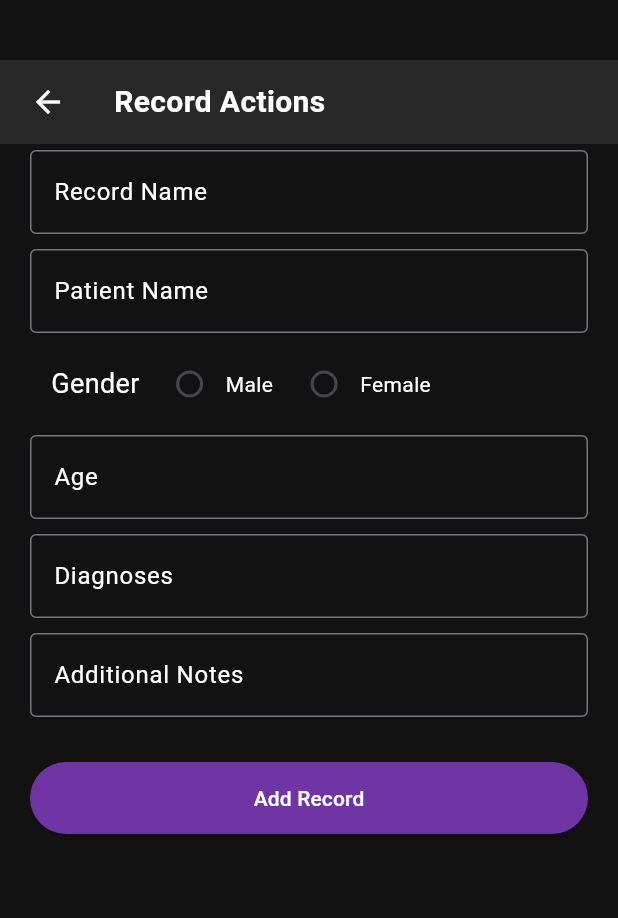
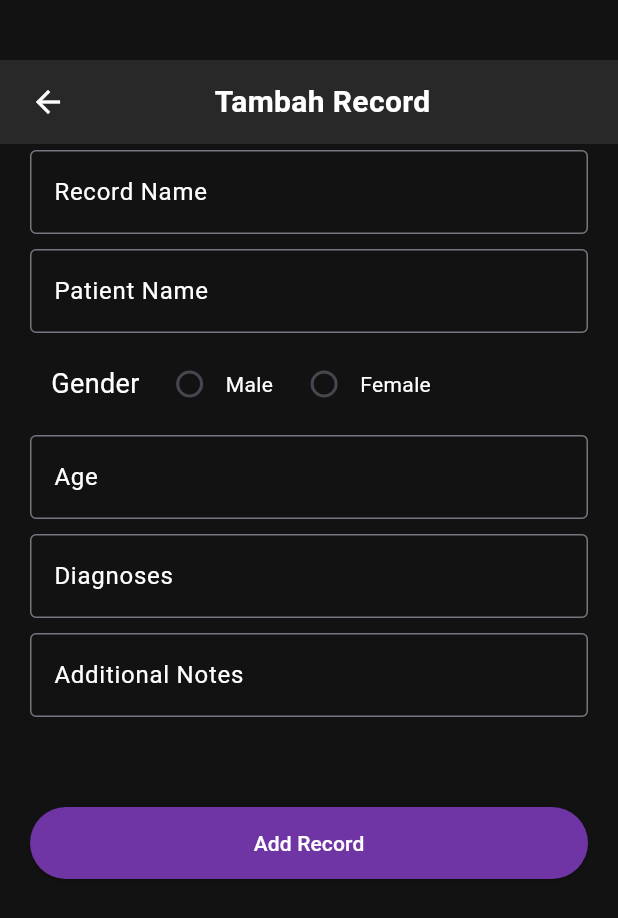
Before and after one commit to Sistem-Informasi-Rumah-Sakit-2024/md-sirs, a Flutter app: the RecordActionsView screen opened by its route, on a phone screen of 412 x 824 dp. Shown: the top 918 px of the screen. Run offline on Flutter 3.47's test engine with Material 3 defaults, Android fonts, the phone set to English and light mode, and no system bars; our stand-ins replace cloud_firestore, firebase_auth, firebase_core, get, shimmer; missing offline and left inert: panara_dialogs; accounts and stored records are empty; statements that could not run were skipped.

Commit message:
Refactor RecordActionsController to add record and save record functionality

```diff
--- a/lib/app/modules/records/record_actions/views/record_actions_view.dart
+++ b/lib/app/modules/records/record_actions/views/record_actions_view.dart
@@ -2,6 +2,7 @@ import 'package:flutter/material.dart';
 import 'package:flutter/widgets.dart';
 
 import 'package:get/get.dart';
+import 'package:sirs/app/modules/records/record_actions/views/widgets/textfield_add_record.dart';
 import 'package:sirs/app/utils/constants.dart';
 
 import '../controllers/record_actions_controller.dart';
@@ -24,6 +25,7 @@ class RecordActionsView extends GetView<RecordActionsController> {
               height: 56,
               color: kPrimaryDark200,
               child: Row(
+                mainAxisAlignment: MainAxisAlignment.spaceBetween,
                 children: [
                   IconButton(
                     onPressed: () {
@@ -34,15 +36,15 @@ class RecordActionsView extends GetView<RecordActionsController> {
                       color: Colors.white,
                     ),
                   ),
-                  const SizedBox(width: 20),
-                  const Text(
-                    'Record Actions',
-                    style: TextStyle(
+                  Text(
+                    '${controller.pageType.value == PageType.DETAIL ? 'Detail' : controller.pageType.value == PageType.TAMBAH ? 'Tambah' : 'Edit'} Record',
+                    style: const TextStyle(
                       fontSize: 20,
                       fontWeight: FontWeight.bold,
                       color: Colors.white,
                     ),
                   ),
+                  const SizedBox(width: 30),
                 ],
               ),
             ),
@@ -56,6 +58,8 @@ class RecordActionsView extends GetView<RecordActionsController> {
             crossAxisAlignment: CrossAxisAlignment.start,
             children: [
               TextFieldInputRecord(
+                enabled:
+                    controller.pageType.value != PageType.DETAIL ? true : false,
                 controller: controller,
                 textController: controller.recordNameController,
                 keyboardType: TextInputType.text,
@@ -64,6 +68,8 @@ class RecordActionsView extends GetView<RecordActionsController> {
               ),
               const SizedBox(height: 10),
               TextFieldInputRecord(
+                enabled:
+                    controller.pageType.value != PageType.DETAIL ? true : false,
                 controller: controller,
                 textController: controller.patientIndexController,
                 keyboardType: TextInputType.text,
@@ -71,13 +77,15 @@ class RecordActionsView extends GetView<RecordActionsController> {
                 textInputAction: TextInputAction.next,
               ),
               const SizedBox(height: 10),
-              Obx(
+              controller.pageType.value != PageType.DETAIL
+                  ? Obx(
                       () => Row(
                         mainAxisAlignment: MainAxisAlignment.start,
                         children: [
                           const SizedBox(width: 14),
                           const Text('Gender  ',
-                        style: TextStyle(fontSize: 18, color: Colors.white)),
+                              style:
+                                  TextStyle(fontSize: 18, color: Colors.white)),
                           Radio(
                             activeColor: kPrimaryblue500,
                             value: 'M',
@@ -86,7 +94,8 @@ class RecordActionsView extends GetView<RecordActionsController> {
                               controller.selectedGender.value = value as String;
                             },
                           ),
-                    Text('Male', style: TextStyle(color: Colors.white)),
+                          const Text('Male',
+                              style: TextStyle(color: Colors.white)),
                           const SizedBox(width: 10),
                           Radio(
                             activeColor: kPrimaryblue500,
@@ -96,12 +105,30 @@ class RecordActionsView extends GetView<RecordActionsController> {
                               controller.selectedGender.value = value as String;
                             },
                           ),
-                    Text('Female', style: TextStyle(color: Colors.white)),
+                          const Text('Female',
+                              style: TextStyle(color: Colors.white)),
                         ],
+                      ),
+                    )
+                  : TextField(
+                      enabled: false,
+                      textAlign: TextAlign.center,
+                      controller: controller.sexController,
+                      cursorColor: Colors.white,
+                      style: const TextStyle(color: Colors.white),
+                      decoration: const InputDecoration(
+                        floatingLabelAlignment: FloatingLabelAlignment.center,
+                        border: OutlineInputBorder(),
+                        labelText: 'Gender',
+                        labelStyle: TextStyle(
+                          color: Colors.white,
+                        ),
                       ),
                     ),
               const SizedBox(height: 10),
               TextFieldInputRecord(
+                enabled:
+                    controller.pageType.value != PageType.DETAIL ? true : false,
                 controller: controller,
                 textController: controller.ageController,
                 keyboardType: TextInputType.number,
@@ -110,6 +137,8 @@ class RecordActionsView extends GetView<RecordActionsController> {
               ),
               const SizedBox(height: 10),
               TextFieldInputRecord(
+                enabled:
+                    controller.pageType.value != PageType.DETAIL ? true : false,
                 controller: controller,
                 textController: controller.diagnosesController,
                 keyboardType: TextInputType.text,
@@ -118,15 +147,17 @@ class RecordActionsView extends GetView<RecordActionsController> {
               ),
               const SizedBox(height: 10),
               TextFieldInputRecord(
+                enabled:
+                    controller.pageType.value != PageType.DETAIL ? true : false,
                 controller: controller,
                 textController: controller.additionalNotesController,
                 keyboardType: TextInputType.text,
                 title: 'Additional Notes',
                 textInputAction: TextInputAction.done,
               ),
-              const SizedBox(height: 10),
-              const SizedBox(height: 20),
-              ElevatedButton(
+              const SizedBox(height: 60),
+              controller.pageType.value == PageType.TAMBAH
+                  ? ElevatedButton(
                       onPressed: () {
                         controller.addRecord(
                           controller.recordNameController.text,
@@ -140,14 +171,39 @@ class RecordActionsView extends GetView<RecordActionsController> {
                       style: ElevatedButton.styleFrom(
                         backgroundColor: kPrimaryblue500,
                         fixedSize: Size(MediaQuery.of(context).size.width, 48),
-                  padding:
-                      const EdgeInsets.symmetric(horizontal: 20, vertical: 10),
+                        padding: const EdgeInsets.symmetric(
+                            horizontal: 20, vertical: 10),
                       ),
                       child: const Text(
                         'Add Record',
                         style: TextStyle(color: Colors.white),
                       ),
+                    )
+                  : controller.pageType.value == PageType.EDIT
+                      ? ElevatedButton(
+                          onPressed: () {
+                            controller.saveRecord(
+                              controller.recordNameController.text,
+                              controller.patientIndexController.text,
+                              controller.selectedGender.value,
+                              int.parse(controller.ageController.text),
+                              controller.diagnosesController.text,
+                              controller.additionalNotesController.text,
+                            );
+                          },
+                          style: ElevatedButton.styleFrom(
+                            backgroundColor: kPrimaryblue500,
+                            fixedSize:
+                                Size(MediaQuery.of(context).size.width, 48),
+                            padding: const EdgeInsets.symmetric(
+                                horizontal: 20, vertical: 10),
                           ),
+                          child: const Text(
+                            'Save Record',
+                            style: TextStyle(color: Colors.white),
+                          ),
+                        )
+                      : const SizedBox.shrink(),
             ],
           ),
         ),
@@ -155,39 +211,3 @@ class RecordActionsView extends GetView<RecordActionsController> {
     );
   }
 }
-
-class TextFieldInputRecord extends StatelessWidget {
-  const TextFieldInputRecord({
-    super.key,
-    required this.controller,
-    required this.textController,
-    required this.keyboardType,
-    required this.title,
-    required this.textInputAction,
-  });
-
-  final RecordActionsController controller;
-  final String title;
-  final TextEditingController textController;
-  final TextInputType keyboardType;
-  final TextInputAction textInputAction;
-
-  @override
-  Widget build(BuildContext context) {
-    return TextField(
-      enabled: true,
-      cursorColor: Colors.white,
-      style: const TextStyle(color: Colors.white),
-      controller: textController,
-      keyboardType: keyboardType,
-      textInputAction: textInputAction,
-      decoration: InputDecoration(
-        border: OutlineInputBorder(),
-        labelText: title,
-        labelStyle: TextStyle(
-          color: Colors.white,
-        ),
-      ),
-    );
-  }
-}
```
Also changed, not shown: lib/app/modules/records/record_actions/controllers/record_actions_controller.dart (+138 -16 lines). Lines whose indentation alone changed are shown as unchanged.
